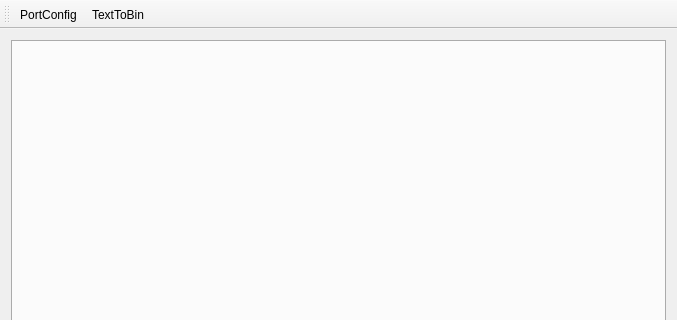
Qt form qt_pc_tool/mainwindow.ui (muyuchl/epaper_price_tag_mod) before a commit; both pictures show x 0 to 677 and y 0 to 320 of the 677 by 607 pixel window.
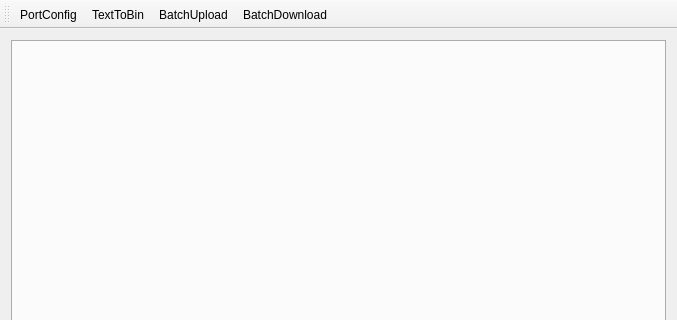
The same form after that commit. Icons and pictures are not drawn.

Commit message: add icon for window

```diff
--- a/qt_pc_tool/mainwindow.ui
+++ b/qt_pc_tool/mainwindow.ui
@@ -39,6 +39,8 @@
    </attribute>
    <addaction name="actionPortConfig"/>
    <addaction name="actionTextToBin"/>
+   <addaction name="actionBatchUpload"/>
+   <addaction name="actionBatchDownload"/>
   </widget>
   <widget class="QStatusBar" name="statusBar"/>
   <action name="actionPortConfig">
@@ -51,6 +53,16 @@
     <string>TextToBin</string>
    </property>
   </action>
+  <action name="actionBatchUpload">
+   <property name="text">
+    <string>BatchUpload</string>
+   </property>
+  </action>
+  <action name="actionBatchDownload">
+   <property name="text">
+    <string>BatchDownload</string>
+   </property>
+  </action>
  </widget>
  <layoutdefault spacing="6" margin="11"/>
  <resources/>
```
Left out of the diff: 8 changed lines with no effect on the pictures. The commit also changes 5 other files.
